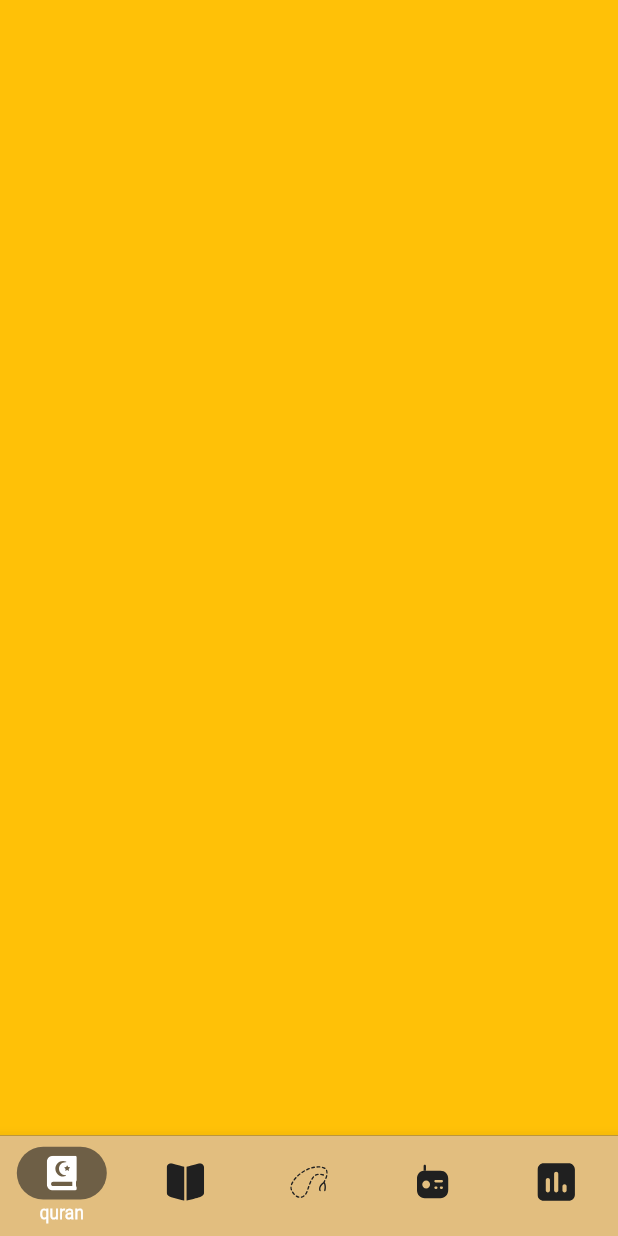
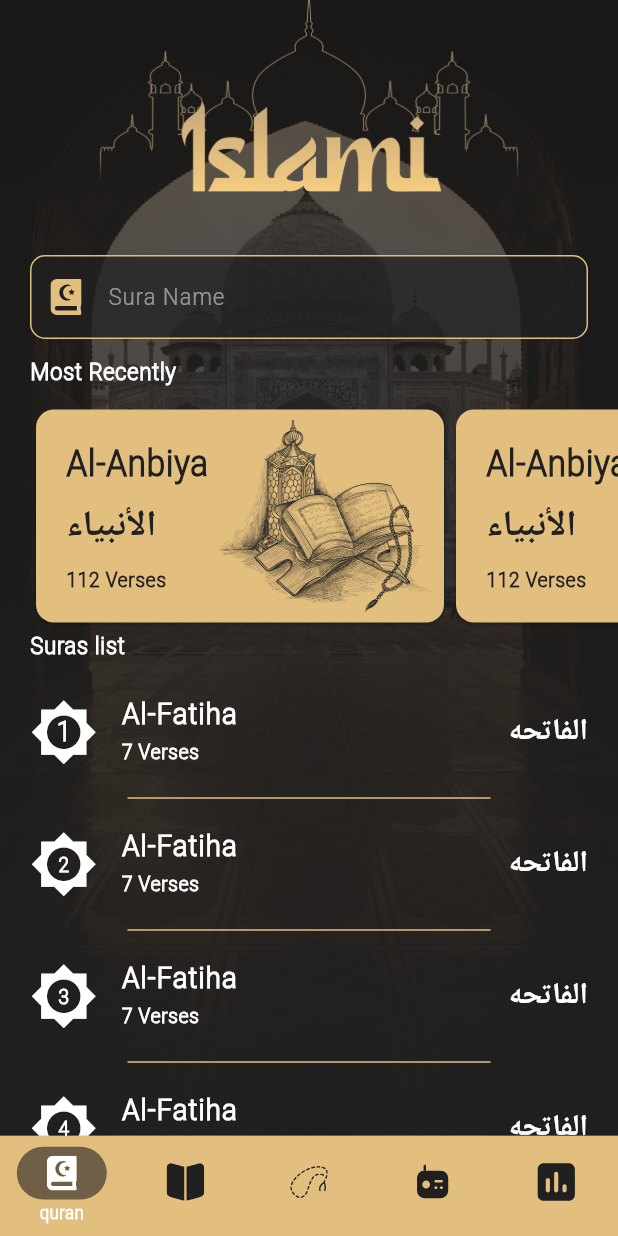
Before and after one commit to nouraRoute/islamy_app_c16_6pm, a Flutter app: the screen it shows after launch, on a phone screen of 412 x 824 dp. Run offline on Flutter 3.47's test engine with Material 3 defaults, Android fonts, the light colour scheme and no system bars; our stand-ins replace flutter_svg.

Commit message:
home tab ui

```diff
--- a/lib/common/app_consts.dart
+++ b/lib/common/app_consts.dart
@@ -5,4 +5,7 @@ class AppConsts {
   static const String sebhaIcon = 'assets/icons/sebha.svg';
   static const String radioIcon = 'assets/icons/radio.svg';
   static const String timesIcon = 'assets/icons/times.svg';
+  static const String quranTabBg = 'assets/images/quran_tab_bg.png';
+  static const String mainHeader = 'assets/images/main_header.png';
+  static const String suraCard = 'assets/images/sura_card.png';
 }
--- a/lib/common/common_decorations.dart
+++ b/lib/common/common_decorations.dart
@@ -4,6 +4,6 @@ import 'package:islamy_app_c16_6pm/theme/app_colors.dart';
 class CommonDecorations {
   static BoxDecoration selectedItemDecoration = BoxDecoration(
     borderRadius: const BorderRadius.all(Radius.circular(66)),
-    color: AppColors.blackColor.withOpacity(.6),
+    color: AppColors.blackColor.withValues(alpha: .6),
   );
 }
--- a/lib/screens/main_layer.dart
+++ b/lib/screens/main_layer.dart
@@ -2,6 +2,7 @@ import 'package:flutter/material.dart';
 import 'package:flutter_svg/flutter_svg.dart';
 import 'package:islamy_app_c16_6pm/common/app_consts.dart';
 import 'package:islamy_app_c16_6pm/common/common_decorations.dart';
+import 'package:islamy_app_c16_6pm/tabs/quran_tab/quran_tab.dart';
 
 class MainLayer extends StatefulWidget {
   const MainLayer({super.key});
@@ -13,7 +14,7 @@ class MainLayer extends StatefulWidget {
 class _MainLayerState extends State<MainLayer> {
   int currentTab = 0;
   List<Widget> tabs = [
-    Container(color: Colors.amber),
+    QuranTab(),
     Container(color: Colors.red),
     Container(color: Colors.white),
     Container(color: Colors.green),
@@ -22,6 +23,8 @@ class _MainLayerState extends State<MainLayer> {
   @override
   Widget build(BuildContext context) {
     return Scaffold(
+      resizeToAvoidBottomInset: false,
+      backgroundColor: Colors.red,
       body: tabs[currentTab],
       bottomNavigationBar: BottomNavigationBar(
         currentIndex: currentTab,
--- /dev/null
+++ b/lib/tabs/quran_tab/quran_tab.dart
@@ -0,0 +1,71 @@
+import 'package:flutter/material.dart';
+import 'package:flutter_svg/flutter_svg.dart';
+import 'package:islamy_app_c16_6pm/common/app_consts.dart';
+import 'package:islamy_app_c16_6pm/tabs/quran_tab/views/most_recent_view.dart';
+import 'package:islamy_app_c16_6pm/tabs/quran_tab/views/suras_list_view.dart';
+import 'package:islamy_app_c16_6pm/tabs/quran_tab/widgets/custom_text_field.dart';
+import 'package:islamy_app_c16_6pm/theme/app_colors.dart';
+import 'package:islamy_app_c16_6pm/widgets/main_hrader.dart';
+
+class QuranTab extends StatelessWidget {
+  const QuranTab({super.key});
+
+  @override
+  Widget build(BuildContext context) {
+    return Container(
+      height: double.infinity,
+      width: double.infinity,
+      decoration: BoxDecoration(
+        image: DecorationImage(
+          image: AssetImage(AppConsts.quranTabBg),
+          fit: BoxFit.cover,
+        ),
+      ),
+      child: GestureDetector(
+        onTap: () => FocusScope.of(context).unfocus(),
+
+        child: Container(
+          decoration: BoxDecoration(
+            gradient: LinearGradient(
+              colors: [
+                AppColors.blackColor.withValues(alpha: .7),
+                AppColors.blackColor,
+              ],
+              begin: Alignment.topCenter,
+              end: Alignment.bottomCenter,
+            ),
+          ),
+          child: SafeArea(
+            child: Column(
+              spacing: 10,
+              children: [
+                MainHeader(),
+                Padding(
+                  padding: EdgeInsetsGeometry.symmetric(horizontal: 20),
+                  child: CustomTextField(
+                    hintText: 'Sura Name',
+                    prefixIcon: SvgPicture.asset(
+                      AppConsts.quranIcon,
+                      // color: AppColors.goldColor,
+                      colorFilter: ColorFilter.mode(
+                        AppColors.goldColor,
+                        BlendMode.srcIn,
+                      ),
+                    ),
+                  ),
+                ),
+                Expanded(
+                  child: SingleChildScrollView(
+                    child: Column(
+                      children: [MostRecentView(), SurasListView()],
+                    ),
+                  ),
+                ),
+              ],
+            ),
+          ),
+        ),
+      ),
+    );
+  }
+}
--- /dev/null
+++ b/lib/tabs/quran_tab/views/most_recent_view.dart
@@ -0,0 +1,98 @@
+import 'package:flutter/material.dart';
+import 'package:islamy_app_c16_6pm/common/app_consts.dart';
+import 'package:islamy_app_c16_6pm/theme/app_colors.dart';
+
+class MostRecentView extends StatelessWidget {
+  const MostRecentView({super.key});
+
+  @override
+  Widget build(BuildContext context) {
+    return Column(
+      spacing: 10,
+      crossAxisAlignment: CrossAxisAlignment.start,
+      children: [
+        Padding(
+          padding: const EdgeInsets.symmetric(horizontal: 20.0),
+          child: Text(
+            'Most Recently',
+            style: TextStyle(
+              fontWeight: FontWeight.bold,
+              fontSize: 16,
+              color: Colors.white,
+            ),
+          ),
+        ),
+        //    SizedBox(height: 10),
+        SizedBox(
+          height: 150,
+          child: ListView.builder(
+            padding: EdgeInsets.only(left: 20),
+            itemBuilder: (context, index) => SizedBox(
+              width: 280,
+              child: Card(
+                color: AppColors.goldColor,
+                child: Padding(
+                  padding: const EdgeInsets.only(
+                    top: 7,
+                    bottom: 7,
+                    right: 7,
+                    left: 20,
+                  ),
+                  child: Stack(
+                    children: [
+                      Padding(
+                        padding: const EdgeInsets.symmetric(vertical: 8.0),
+                        child: Column(
+                          crossAxisAlignment: CrossAxisAlignment.start,
+                          mainAxisAlignment: MainAxisAlignment.spaceAround,
+                          children: [
+                            SizedBox(
+                              width: 200,
+                              child: Text(
+                                'Al-Anbiya',
+                                style: TextStyle(
+                                  fontSize: 24,
+                                  color: AppColors.blackColor,
+                                  fontWeight: FontWeight.bold,
+                                  overflow: TextOverflow.ellipsis,
+                                ),
+                              ),
+                            ),
+                            Text(
+                              'الأنبياء',
+                              style: TextStyle(
+                                fontSize: 24,
+                                color: AppColors.blackColor,
+                                fontWeight: FontWeight.bold,
+                              ),
+                            ),
+                            Text(
+                              '112 Verses',
+                              style: TextStyle(
+                                fontSize: 14,
+                                color: AppColors.blackColor,
+                                fontWeight: FontWeight.bold,
+                              ),
+                            ),
+                          ],
+                        ),
+                      ),
+                      Positioned(
+                        right: 0,
+                        top: 0,
+                        bottom: 0,
+                        child: Image.asset(AppConsts.suraCard),
+                      ),
+                    ],
+                  ),
+                ),
+              ),
+            ),
+            scrollDirection: Axis.horizontal,
+            itemCount: 10,
+          ),
+        ),
+      ],
+    );
+  }
+}
--- /dev/null
+++ b/lib/tabs/quran_tab/views/suras_list_view.dart
@@ -0,0 +1,86 @@
+import 'package:flutter/material.dart';
+import 'package:islamy_app_c16_6pm/theme/app_colors.dart';
+
+class SurasListView extends StatelessWidget {
+  const SurasListView({super.key});
+
+  @override
+  Widget build(BuildContext context) {
+    return Padding(
+      padding: const EdgeInsets.symmetric(horizontal: 20.0),
+      child: Column(
+        crossAxisAlignment: CrossAxisAlignment.start,
+        spacing: 10,
+        children: [
+          Text(
+            'Suras list',
+            style: TextStyle(
+              fontWeight: FontWeight.bold,
+              fontSize: 16,
+              color: Colors.white,
+            ),
+          ),
+          ListView.separated(
+            shrinkWrap: true,
+            physics: NeverScrollableScrollPhysics(),
+            itemBuilder: (context, index) => ListTile(
+              minVerticalPadding: 0,
+              contentPadding: EdgeInsets.zero,
+              title: Text(
+                'Al-Fatiha',
+                style: TextStyle(
+                  fontSize: 20,
+                  fontWeight: FontWeight.bold,
+                  color: Colors.white,
+                ),
+              ),
+              subtitle: Text(
+                '7 Verses',
+                style: TextStyle(
+                  fontSize: 14,
+                  fontWeight: FontWeight.bold,
+                  color: Colors.white,
+                ),
+              ),
+              trailing: Text(
+                'الفاتحه',
+                style: TextStyle(
+                  fontSize: 20,
+                  fontWeight: FontWeight.bold,
+                  color: Colors.white,
+                ),
+              ),
+              leading: Stack(
+                alignment: Alignment(0, 0),
+                children: [
+                  Icon(Icons.brightness_5, size: 45, color: Colors.white),
+                  Text(
+                    (index + 1).toString(),
+                    style: TextStyle(
+                      fontSize: (index + 1) > 99
+                          ? 8
+                          : (index * 10) > 9
+                          ? 14
+                          : 18,
+                      fontWeight: FontWeight.bold,
+                      color: Colors.white,
+                    ),
+                  ),
+                ],
+              ),
+            ),
+            itemCount: 20,
+            separatorBuilder: (BuildContext context, int index) {
+              return Divider(
+                endIndent: 65,
+                indent: 65,
+                color: AppColors.goldColor,
+              );
+            },
+          ),
+        ],
+      ),
+    );
+  }
+}
+//custon scroll view
--- /dev/null
+++ b/lib/tabs/quran_tab/widgets/custom_text_field.dart
@@ -0,0 +1,46 @@
+import 'package:flutter/material.dart';
+import 'package:islamy_app_c16_6pm/common/app_consts.dart';
+import 'package:islamy_app_c16_6pm/theme/app_colors.dart';
+
+class CustomTextField extends StatelessWidget {
+  const CustomTextField({super.key, this.hintText, this.prefixIcon});
+  final String? hintText;
+  final Widget? prefixIcon;
+  @override
+  Widget build(BuildContext context) {
+    return TextField(
+      cursorColor: AppColors.goldColor,
+      style: TextStyle(
+        color: Colors.white,
+        fontSize: 16,
+        fontWeight: FontWeight.bold,
+        fontFamily: AppConsts.fontFamily,
+      ),
+      decoration: InputDecoration(
+        prefixIcon: Padding(
+          padding: const EdgeInsets.all(12.0),
+          child: prefixIcon,
+        ),
+        fillColor: AppColors.blackColor.withValues(alpha: .7),
+        filled: true,
+        hintText: hintText,
+        border: _getBorder(),
+        focusedBorder: _getBorder(),
+        enabledBorder: _getBorder(),
+        hintStyle: TextStyle(
+          color: Colors.white.withValues(alpha: .5),
+          fontSize: 16,
+          fontWeight: FontWeight.normal,
+          fontFamily: AppConsts.fontFamily,
+        ),
+      ),
+    );
+  }
+
+  OutlineInputBorder _getBorder() {
+    return OutlineInputBorder(
+      borderRadius: BorderRadius.circular(10),
+      borderSide: BorderSide(color: AppColors.goldColor),
+    );
+  }
+}
--- /dev/null
+++ b/lib/widgets/main_hrader.dart
@@ -0,0 +1,19 @@
+import 'package:flutter/material.dart';
+import 'package:islamy_app_c16_6pm/common/app_consts.dart';
+
+class MainHeader extends StatelessWidget {
+  const MainHeader({super.key});
+
+  @override
+  Widget build(BuildContext context) {
+    return Padding(
+      padding: const EdgeInsets.only(bottom: 20.0),
+      child: Image.asset(
+        AppConsts.mainHeader,
+        width: 300,
+        height: 140,
+        fit: BoxFit.cover,
+      ),
+    );
+  }
+}
--- a/pubspec.yaml
+++ b/pubspec.yaml
@@ -60,6 +60,7 @@ flutter:
   # To add assets to your application, add an assets section, like this:
   assets:
     - assets/icons/
+    - assets/images/
   #   - images/a_dot_ham.jpeg
 
   # An image asset can refer to one or more resolution-specific "variants", see
```
Also changed, not shown: assets/images/main_header.png (added), assets/images/quran_tab_bg.png (added), assets/images/sura_card.png (added).
